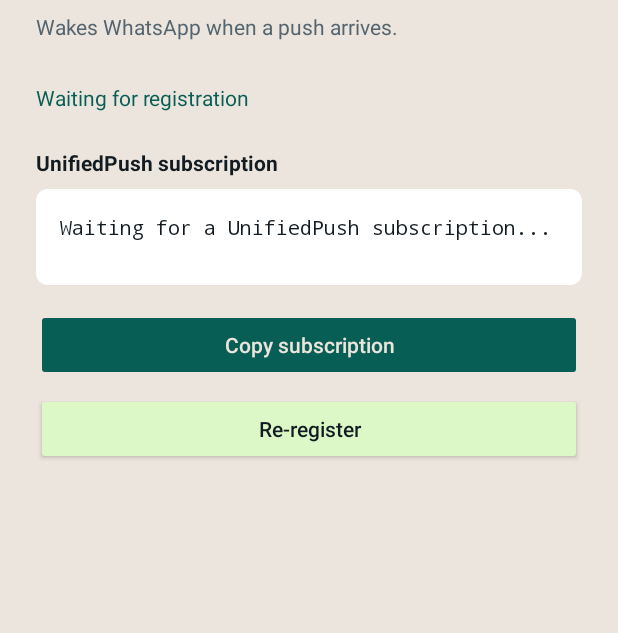
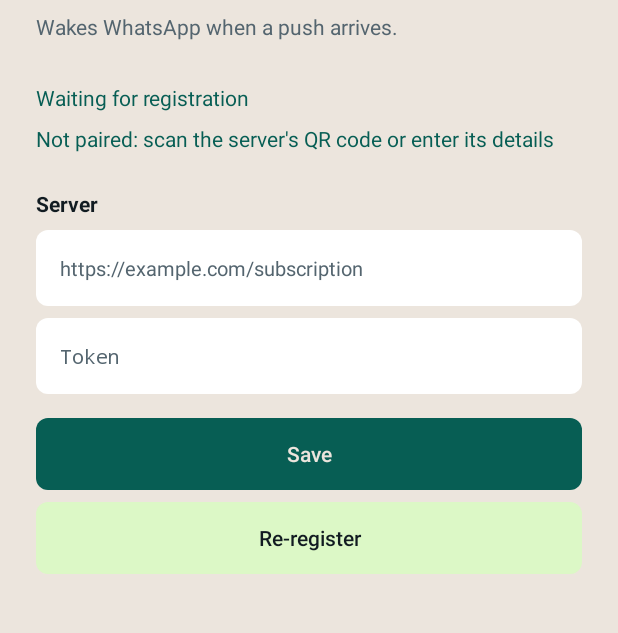
Before and after one commit to sheepymeh/whatsapp-unifiedpush, an Android app: the screen it shows after launch (MainActivity), on a phone screen of 412 x 824 dp, the part 109-742 px from its top. Run offline under Robolectric (Android 15) with nearby library versions, the phone set to English and light mode, and no system bars; libraries missing offline, so code that uses them is left out: org.unifiedpush.android; 5 statements that could not run were skipped.

Commit message:
[release 0.3.0] Upload the push subscription from the app to the server
Breaking: PUSH_SUBSCRIPTION is gone. The app now uploads its push
subscription to the server and sends it again whenever the endpoint
changes, so you no longer copy it by hand.

To upgrade:
1. Install the new app. It now needs the INTERNET permission.
2. Make the server reachable from your phone over HTTPS, for example
   with a reverse proxy or a tunnel pointing to port 8080.
3. Replace PUSH_SUBSCRIPTION with PUBLIC_URL (for example
   https://wa-up.example.com) and publish port 8080
   (-p 127.0.0.1:8080:8080), then restart the server.
4. Pair the app: scan the QR code in the server logs with your phone's
   camera, or enter the server URL and token shown below it in the app.

REGISTER_TOKEN is optional. If unset, the server generates a token, stores
it and shows it at every start. If you set one, it is stored too.
LISTEN_ADDR changes the listen address (default :8080).

Also: the server logs QR codes in a single write so they cannot be split,
and branch pushes now build an APK and image tar as CI artifacts.

Co-Authored-By: Claude Sonnet 5.5 <noreply@anthropic.com>
Claude-Session: https://claude.ai/code/session_0158pDL1s4MiYGJkroEx9v9v

```diff
--- a/app/src/main/java/io/github/sheepymeh/whatsappunifiedpush/MainActivity.kt
+++ b/app/src/main/java/io/github/sheepymeh/whatsappunifiedpush/MainActivity.kt
@@ -1,59 +1,58 @@
 package io.github.sheepymeh.whatsappunifiedpush
 
 import android.app.Activity
-import android.content.ClipData
-import android.content.ClipboardManager
-import android.content.Context
+import android.app.AlertDialog
+import android.content.Intent
 import android.content.SharedPreferences
-import android.os.Build
+import android.net.Uri
 import android.os.Bundle
-import android.os.PersistableBundle
 import android.widget.Button
+import android.widget.EditText
 import android.widget.TextView
 import android.widget.Toast
 import org.unifiedpush.android.connector.UnifiedPush
 
 class MainActivity : Activity() {
-    private lateinit var endpointView: TextView
     private lateinit var statusView: TextView
-    private lateinit var copyButton: Button
+    private lateinit var syncView: TextView
+    private lateinit var urlInput: EditText
+    private lateinit var tokenInput: EditText
 
     private val preferences by lazy { Wake.prefs(this) }
     private val preferenceListener = SharedPreferences.OnSharedPreferenceChangeListener { _, key ->
-        if (key == Wake.ENDPOINT_KEY) runOnUiThread { showEndpoint() }
+        if (key == Wake.ENDPOINT_KEY || key == Sync.STATUS_KEY) runOnUiThread { showStatus() }
     }
 
     override fun onCreate(savedInstanceState: Bundle?) {
         super.onCreate(savedInstanceState)
         setContentView(R.layout.activity_main)
 
-        endpointView = findViewById(R.id.endpoint)
         statusView = findViewById(R.id.status)
-        copyButton = findViewById(R.id.copy)
+        syncView = findViewById(R.id.sync)
+        urlInput = findViewById(R.id.server_url)
+        tokenInput = findViewById(R.id.server_token)
+        urlInput.setText(preferences.getString(Sync.URL_KEY, ""))
+        tokenInput.setText(preferences.getString(Sync.TOKEN_KEY, ""))
 
         findViewById<Button>(R.id.register).setOnClickListener { requestRegistration() }
-        copyButton.setOnClickListener {
-            val endpoint = preferences.getString(Wake.ENDPOINT_KEY, null) ?: return@setOnClickListener
-            val clipboard = getSystemService(Context.CLIPBOARD_SERVICE) as ClipboardManager
-            val clip = ClipData.newPlainText("UnifiedPush subscription", endpoint)
-            clip.description.extras = PersistableBundle().apply {
-                putBoolean("android.content.extra.IS_SENSITIVE", true)
-            }
-            clipboard.setPrimaryClip(clip)
-            if (Build.VERSION.SDK_INT < Build.VERSION_CODES.TIRAMISU) {
-                Toast.makeText(this, "Subscription copied", Toast.LENGTH_SHORT).show()
-            }
+        findViewById<Button>(R.id.save).setOnClickListener {
+            saveServer(urlInput.text.toString().trim(), tokenInput.text.toString().trim())
         }
 
         Registration.schedule(this)
         requestRegistration()
-        showEndpoint()
+        handlePairing(intent)
+    }
+
+    override fun onNewIntent(intent: Intent) {
+        super.onNewIntent(intent)
+        handlePairing(intent)
     }
 
     override fun onStart() {
         super.onStart()
         preferences.registerOnSharedPreferenceChangeListener(preferenceListener)
-        showEndpoint()
+        showStatus()
     }
 
     override fun onStop() {
@@ -61,9 +60,42 @@ class MainActivity : Activity() {
         super.onStop()
     }
 
+    /** Handles the wa-up://pair link from the server's QR code. */
+    private fun handlePairing(intent: Intent) {
+        val data = intent.data?.takeIf { it.scheme == "wa-up" } ?: return
+        intent.data = null
+        val url = data.getQueryParameter("url").orEmpty()
+        val token = data.getQueryParameter("token").orEmpty()
+        if (!Sync.validUrl(url) || token.isEmpty()) {
+            Toast.makeText(this, "Invalid pairing link", Toast.LENGTH_LONG).show()
+            return
+        }
+        AlertDialog.Builder(this)
+            .setTitle("Pair with this server?")
+            .setMessage(Uri.parse(url).host)
+            .setPositiveButton("Pair") { _, _ ->
+                urlInput.setText(url)
+                tokenInput.setText(token)
+                saveServer(url, token)
+            }
+            .setNegativeButton("Cancel", null)
+            .show()
+    }
+
+    private fun saveServer(url: String, token: String) {
+        if (!Sync.validUrl(url) || token.isEmpty()) {
+            Toast.makeText(this, "Enter an https:// URL and a token", Toast.LENGTH_LONG).show()
+            return
+        }
+        preferences.edit().putString(Sync.URL_KEY, url).putString(Sync.TOKEN_KEY, token).apply()
+        Sync.schedule(this, force = true)
+        Toast.makeText(this, "Saved", Toast.LENGTH_SHORT).show()
+        showStatus()
+    }
+
     private fun requestRegistration() {
         if (Registration.register(this)) {
-            showEndpoint()
+            showStatus()
             return
         }
         // No saved distributor (or the old one was removed): let Android choose.
@@ -74,17 +106,15 @@ class MainActivity : Activity() {
                 } else {
                     Toast.makeText(this, "Select an available UnifiedPush distributor", Toast.LENGTH_LONG).show()
                 }
-                showEndpoint()
+                showStatus()
             }
         } catch (e: RuntimeException) {
             Toast.makeText(this, "Could not select a push distributor", Toast.LENGTH_LONG).show()
         }
     }
 
-    private fun showEndpoint() {
+    private fun showStatus() {
         val endpoint = preferences.getString(Wake.ENDPOINT_KEY, null)
-        endpointView.text = endpoint ?: "Waiting for a UnifiedPush subscription..."
-        copyButton.isEnabled = endpoint != null
         val distributor = runCatching { UnifiedPush.getSavedDistributor(this) }.getOrNull()
         val available = runCatching {
             distributor != null && distributor in UnifiedPush.getDistributors(this)
@@ -93,7 +123,12 @@ class MainActivity : Activity() {
             distributor == null -> "Choose a push distributor"
             !available -> "Distributor unavailable"
             endpoint == null -> "Waiting for registration"
-            else -> "Subscription saved"
+            else -> "Registered with distributor"
+        }
+        syncView.text = if (preferences.getString(Sync.URL_KEY, null) == null) {
+            "Not paired: scan the server's QR code or enter its details"
+        } else {
+            preferences.getString(Sync.STATUS_KEY, null) ?: "Waiting to sync"
         }
     }
 }
--- a/app/src/main/java/io/github/sheepymeh/whatsappunifiedpush/Registration.kt
+++ b/app/src/main/java/io/github/sheepymeh/whatsappunifiedpush/Registration.kt
@@ -70,6 +70,7 @@ internal object Registration {
 class RegistrationJob : JobService() {
     override fun onStartJob(params: JobParameters): Boolean {
         Registration.register(this)
+        Sync.schedule(this, force = true)
         return false
     }
 
--- a/app/src/main/java/io/github/sheepymeh/whatsappunifiedpush/WakePushService.kt
+++ b/app/src/main/java/io/github/sheepymeh/whatsappunifiedpush/WakePushService.kt
@@ -60,6 +60,7 @@ class WakePushService : PushService() {
         val previous = prefs.getString(Wake.ENDPOINT_KEY, null)
         prefs.edit().putString(Wake.ENDPOINT_KEY, subscription).apply()
         Registration.registered(this)
+        Sync.schedule(this)
         if (previous != subscription) {
             Log.i("wa-up", "UnifiedPush subscription ${if (previous == null) "received" else "changed"}; check sender configuration")
         }
--- /dev/null
+++ b/app/src/main/res/drawable/bg_button.xml
@@ -0,0 +1,10 @@
+<?xml version="1.0" encoding="utf-8"?>
+<ripple xmlns:android="http://schemas.android.com/apk/res/android"
+    android:color="?android:colorControlHighlight">
+    <item>
+        <shape>
+            <solid android:color="@color/button" />
+            <corners android:radius="8dp" />
+        </shape>
+    </item>
+</ripple>
--- /dev/null
+++ b/app/src/main/res/drawable/bg_button_primary.xml
@@ -0,0 +1,10 @@
+<?xml version="1.0" encoding="utf-8"?>
+<ripple xmlns:android="http://schemas.android.com/apk/res/android"
+    android:color="?android:colorControlHighlight">
+    <item>
+        <shape>
+            <solid android:color="@color/accent" />
+            <corners android:radius="8dp" />
+        </shape>
+    </item>
+</ripple>
--- a/app/src/main/res/layout/activity_main.xml
+++ b/app/src/main/res/layout/activity_main.xml
@@ -31,31 +31,49 @@
             android:textColor="@color/accent" />
 
         <TextView
+            android:id="@+id/sync"
+            style="@style/FullWidth"
+            android:layout_marginTop="8dp"
+            android:textColor="@color/accent" />
+
+        <TextView
             style="@style/FullWidth"
             android:layout_marginTop="24dp"
-            android:text="UnifiedPush subscription"
+            android:text="Server"
             android:textColor="@color/text"
             android:textStyle="bold" />
 
-        <TextView
-            android:id="@+id/endpoint"
+        <EditText
+            android:id="@+id/server_url"
             style="@style/FullWidth"
             android:layout_marginTop="8dp"
             android:background="@drawable/bg_endpoint"
-            android:minHeight="64dp"
+            android:hint="https://example.com/subscription"
+            android:inputType="textUri"
             android:padding="16dp"
-            android:text="Waiting for a UnifiedPush subscription..."
             android:textColor="@color/text"
-            android:fontFamily="monospace"
-            android:textSize="13sp"
-            android:textIsSelectable="true" />
+            android:textColorHint="@color/muted"
+            android:textSize="13sp" />
+
+        <EditText
+            android:id="@+id/server_token"
+            style="@style/FullWidth"
+            android:layout_marginTop="8dp"
+            android:background="@drawable/bg_endpoint"
+            android:hint="Token"
+            android:inputType="textPassword"
+            android:padding="16dp"
+            android:textColor="@color/text"
+            android:textColorHint="@color/muted"
+            android:textSize="13sp" />
 
         <Button
-            android:id="@+id/copy"
+            android:id="@+id/save"
             style="@style/FullWidth"
             android:layout_marginTop="16dp"
-            android:backgroundTint="@color/accent"
-            android:text="Copy subscription"
+            android:background="@drawable/bg_button_primary"
+            android:stateListAnimator="@null"
+            android:text="Save"
             android:textAllCaps="false"
             android:textColor="@color/base" />
 
@@ -63,6 +81,8 @@
             android:id="@+id/register"
             style="@style/FullWidth"
             android:layout_marginTop="8dp"
+            android:background="@drawable/bg_button"
+            android:stateListAnimator="@null"
             android:text="Re-register"
             android:textAllCaps="false" />
 
```
Also changed, not shown: app/src/main/AndroidManifest.xml (+13 -1 lines), app/src/main/java/io/github/sheepymeh/whatsappunifiedpush/Sync.kt (added, +91 -0 lines), 7 other files.
